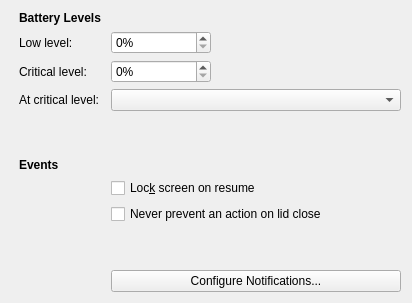
Old version of the form kcmodule/global/generalPage.ui in the repository KDE/powerdevil.
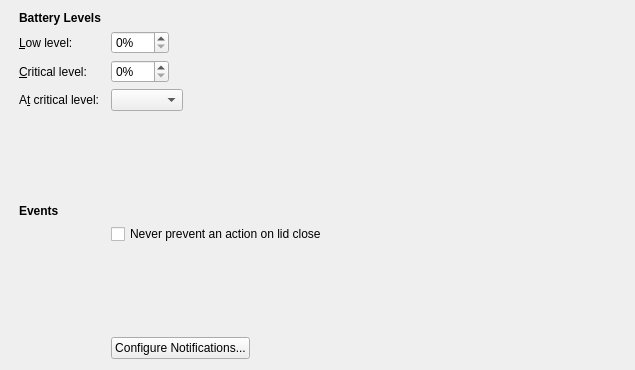
New version of the form. Custom widgets are drawn as their Qt base class.

Commit message:
Remove lock screen on suspend option and fade screen before suspending
The lock screen itself will now be responsible for locking the session when suspending.
Also fade the screen to black before suspending. Looks a lot nicer.

Diff of the .ui file:
```diff
--- a/kcmodule/global/generalPage.ui
+++ b/kcmodule/global/generalPage.ui
@@ -6,8 +6,8 @@
    <rect>
     <x>0</x>
     <y>0</y>
-    <width>412</width>
-    <height>303</height>
+    <width>635</width>
+    <height>370</height>
    </rect>
   </property>
   <layout class="QHBoxLayout" name="horizontalLayout">
@@ -29,6 +29,9 @@
    </item>
    <item>
     <layout class="QFormLayout" name="formLayout">
+     <property name="fieldGrowthPolicy">
+      <enum>QFormLayout::ExpandingFieldsGrow</enum>
+     </property>
      <item row="0" column="0">
       <widget class="QLabel" name="batteryLevelsLabel">
        <property name="text">
@@ -39,7 +42,7 @@
      <item row="1" column="0">
       <widget class="QLabel" name="lowLabel">
        <property name="text">
-        <string>Low level:</string>
+        <string>&amp;Low level:</string>
        </property>
        <property name="buddy">
         <cstring>lowSpin</cstring>
@@ -71,7 +74,7 @@
      <item row="2" column="0">
       <widget class="QLabel" name="criticalLabel">
        <property name="text">
-        <string>Critical level:</string>
+        <string>&amp;Critical level:</string>
        </property>
        <property name="buddy">
         <cstring>criticalSpin</cstring>
@@ -103,7 +106,7 @@
      <item row="3" column="0">
       <widget class="QLabel" name="BatteryCriticalLabel">
        <property name="text">
-        <string>At critical level:</string>
+        <string>A&amp;t critical level:</string>
        </property>
        <property name="alignment">
         <set>Qt::AlignRight|Qt::AlignTrailing|Qt::AlignVCenter</set>
@@ -134,22 +137,6 @@
       </widget>
      </item>
      <item row="6" column="1">
-      <widget class="QCheckBox" name="lockScreenOnResume">
-       <property name="toolTip">
-        <string>Locks screen when waking up from suspension</string>
-       </property>
-       <property name="statusTip">
-        <string/>
-       </property>
-       <property name="whatsThis">
-        <string>You will be asked for a password when resuming from sleep state</string>
-       </property>
-       <property name="text">
-        <string>Loc&amp;k screen on resume</string>
-       </property>
-      </widget>
-     </item>
-     <item row="7" column="1">
       <widget class="QCheckBox" name="doNotInhibitLid">
        <property name="toolTip">
         <string>When this option is selected, applications will not be allowed to inhibit sleep when the lid is closed</string>
@@ -162,7 +149,7 @@
        </property>
       </widget>
      </item>
-     <item row="8" column="1">
+     <item row="7" column="1">
       <spacer name="verticalSpacer">
        <property name="orientation">
         <enum>Qt::Vertical</enum>
@@ -175,7 +162,7 @@
        </property>
       </spacer>
      </item>
-     <item row="9" column="1">
+     <item row="8" column="1">
       <widget class="QPushButton" name="notificationsButton">
        <property name="sizePolicy">
         <sizepolicy hsizetype="Minimum" vsizetype="Maximum">
```
Left out of the diff: 26 changed lines with no effect on the pictures. The commit also changes 4 other files.
